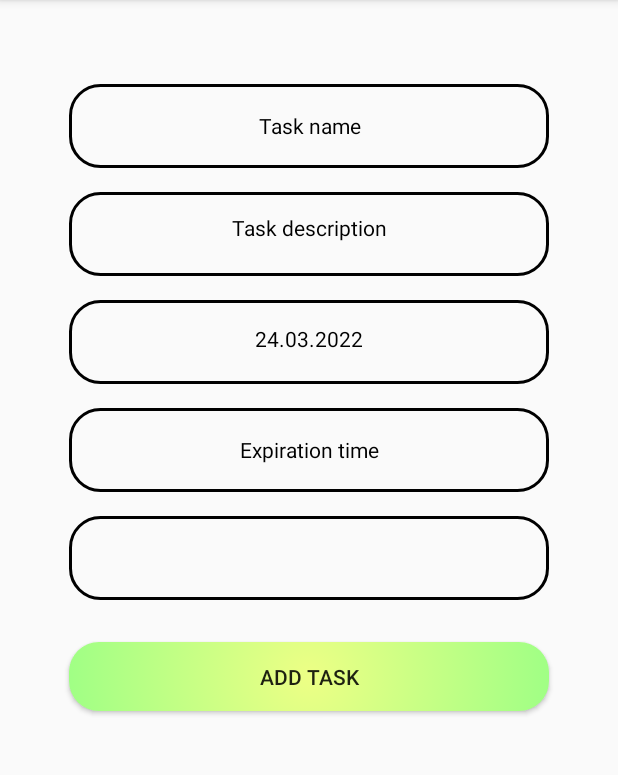
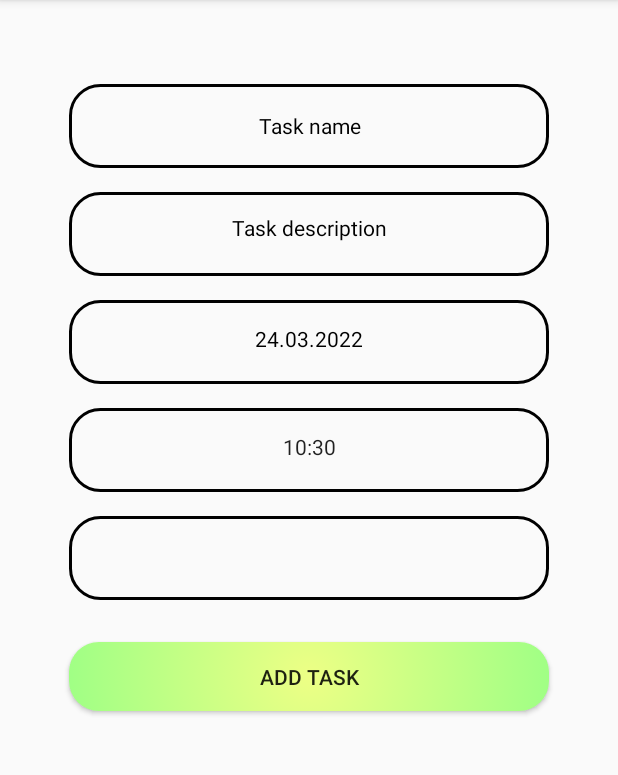
Before and after one commit to KolyaFedorenko/Distribution, an Android app: the fragment AddTaskFragment placed in its activity, after a tap on "ADD TASK", on a phone screen of 412 x 824 dp, the part 84-859 px from its top. Run offline under Robolectric (Android 15) with nearby library versions, the phone set to English and light mode, and no system bars; our stand-ins replace Firebase (no records; nobody signed in at launch, a user with empty details on screens opened directly); libraries missing offline, so code that uses them is left out: com.github.mikephil.charting.

Commit message:
Added timepicker

```diff
--- a/app/src/main/java/com/example/distribution/AddTaskFragment.java
+++ b/app/src/main/java/com/example/distribution/AddTaskFragment.java
@@ -1,6 +1,7 @@
 package com.example.distribution;
 
 import android.app.DatePickerDialog;
+import android.app.TimePickerDialog;
 import android.content.Context;
 import android.os.Bundle;
 
@@ -19,6 +20,7 @@ import android.widget.EditText;
 import android.widget.ListView;
 import android.widget.Spinner;
 import android.widget.TextView;
+import android.widget.TimePicker;
 import android.widget.Toast;
 
 import com.google.firebase.database.DataSnapshot;
@@ -39,8 +41,8 @@ public class AddTaskFragment extends Fragment {
     }
     private OnFragmentCloseListener fragmentCloseListener;
 
-    private EditText editTaskName, editTaskDescription, editExpirationTime;
-    private TextView textExpirationDate;
+    private EditText editTaskName, editTaskDescription;
+    private TextView textExpirationDate, textExpirationTime;
     private Button buttonAddTask;
     private ListView listTaskTo;
     private String taskName, taskDesc, taskExpDate, taskExpTime, taskTo;
@@ -49,6 +51,8 @@ public class AddTaskFragment extends Fragment {
     private final Calendar calendar = Calendar.getInstance();
     private String day, month;
     private int year;
+
+    private int nowHour = calendar.get(Calendar.HOUR_OF_DAY), nowMinute = calendar.get(Calendar.MINUTE);
 
     private DatabaseReference databaseReference, databaseReferenceUsers, databaseReferenceTracking;
 
@@ -93,13 +97,13 @@ public class AddTaskFragment extends Fragment {
         editTaskName = view.findViewById(R.id.editTaskName);
         editTaskDescription = view.findViewById(R.id.editTaskDescription);
         textExpirationDate = view.findViewById(R.id.textExpirationDate);
-        editExpirationTime = view.findViewById(R.id.editExpirationTime);
+        textExpirationTime = view.findViewById(R.id.textExpirationTime);
 
         if (filled){
             editTaskName.setText(taskName);
             editTaskDescription.setText(taskDesc);
             textExpirationDate.setText(taskExpDate.substring(6));
-            editExpirationTime.setText(taskExpTime);
+            textExpirationTime.setText(taskExpTime);
 
             editTaskName.setEnabled(false);
             buttonAddTask.setBackground(getActivity().getDrawable(R.drawable.rounded_secondary_action_item));
@@ -110,6 +114,7 @@ public class AddTaskFragment extends Fragment {
             month = Integer.toString(calendar.get(Calendar.MONTH) + 1);
             year = calendar.get(Calendar.YEAR);
             textExpirationDate.setText(formatDate(day, month, year));
+            textExpirationTime.setText(nowHour + ":" + nowMinute);
         }
 
         return view;
@@ -152,13 +157,25 @@ public class AddTaskFragment extends Fragment {
             }
         });
 
+        textExpirationTime.setOnClickListener(new View.OnClickListener() {
+            @Override
+            public void onClick(View v) {
+                new TimePickerDialog(getActivity(), R.style.MyDatePickerDialogTheme, new TimePickerDialog.OnTimeSetListener() {
+                    @Override
+                    public void onTimeSet(TimePicker view, int hourOfDay, int minute) {
+                        textExpirationTime.setText(hourOfDay + ":" + formatMinute(String.valueOf(minute)));
+                    }
+                }, nowHour, nowMinute, true).show();
+            }
+        });
+
         buttonAddTask.setOnClickListener(new View.OnClickListener() {
             @Override
             public void onClick(View v) {
                 taskName = editTaskName.getText().toString();
                 taskDesc = editTaskDescription.getText().toString();
                 taskExpDate = textExpirationDate.getText().toString();
-                taskExpTime = editExpirationTime.getText().toString();
+                taskExpTime = textExpirationTime.getText().toString();
                 if (!(taskName.equals("") || taskDesc.equals("") || taskExpDate.equals("") || taskExpTime.equals("") || taskTo == null)) {
                     Distribution distribution = new Distribution(taskName, taskDesc, taskExpDate, taskExpTime, taskTo);
                     databaseReference.child(taskName).setValue(distribution);
@@ -204,6 +221,12 @@ public class AddTaskFragment extends Fragment {
         return formatDay + "." + formatMonth + "." + year;
     }
 
+    private String formatMinute(String minuteToFormat){
+        String formatMinute = minuteToFormat;
+        if (formatMinute.length() == 1) formatMinute = "0" + formatMinute;
+        return formatMinute;
+    }
+
     private void editIssuedTasksCount(){
         databaseReferenceTracking.child("issued").runTransaction(new Transaction.Handler() {
             @NonNull
--- a/app/src/main/res/layout/fragment_add_task.xml
+++ b/app/src/main/res/layout/fragment_add_task.xml
@@ -39,16 +39,16 @@
         app:layout_constraintStart_toStartOf="parent"
         app:layout_constraintTop_toTopOf="parent" />
 
-    <EditText
-        android:id="@+id/editExpirationTime"
+    <TextView
+        android:id="@+id/textExpirationTime"
         style="@style/EditTextHint"
         android:layout_width="320dp"
         android:layout_height="56dp"
         android:layout_marginTop="272dp"
         android:background="@drawable/rounded_item"
         android:ems="10"
-        android:hint="Expiration time"
-        android:inputType="time"
+        android:text="Expiration time"
+        android:paddingTop="16dp"
         android:textAlignment="center"
         app:layout_constraintEnd_toEndOf="parent"
         app:layout_constraintHorizontal_bias="0.497"
```
